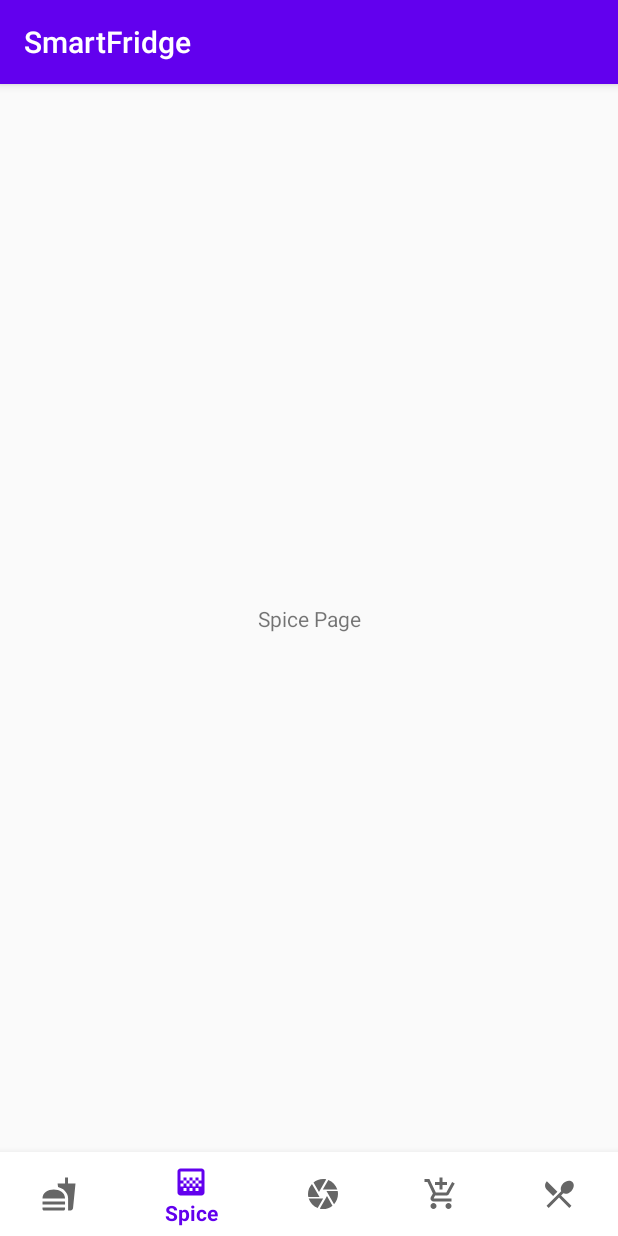
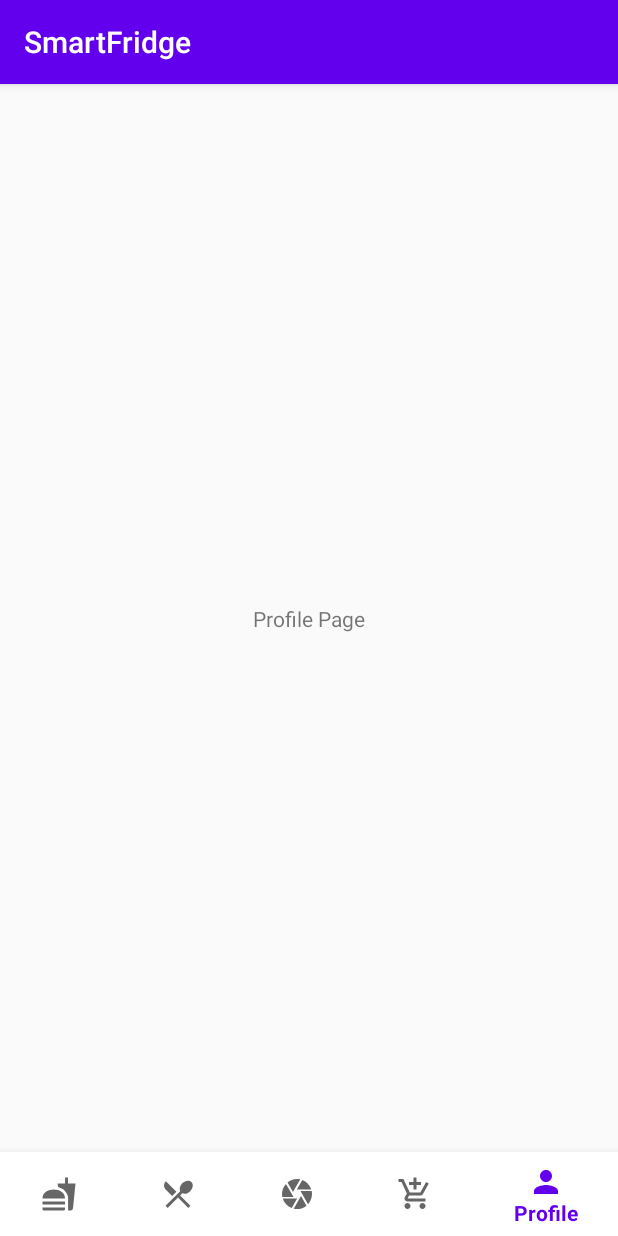
Before and after one commit to nvthblake/SmartFridge, an Android app: the ProfileFragment screen opened through its navigation route, on a phone screen of 412 x 824 dp. Run offline under Robolectric (Android 15) with nearby library versions, the phone set to English and light mode, and no system bars; our stand-ins replace navigation-ui.

Commit message:
Change Spice page to Profile page, then reorder pages

```diff
--- a/SmartFridge/app/src/main/java/com/example/smartfridge/SpiceFragment.java
+++ b/SmartFridge/app/src/main/java/com/example/smartfridge/ProfileFragment.java
@@ -10,10 +10,10 @@ import android.view.ViewGroup;
 
 /**
  * A simple {@link Fragment} subclass.
- * Use the {@link SpiceFragment#newInstance} factory method to
+ * Use the {@link ProfileFragment#newInstance} factory method to
  * create an instance of this fragment.
  */
-public class SpiceFragment extends Fragment {
+public class ProfileFragment extends Fragment {
 
     // TODO: Rename parameter arguments, choose names that match
     // the fragment initialization parameters, e.g. ARG_ITEM_NUMBER
@@ -24,7 +24,7 @@ public class SpiceFragment extends Fragment {
     private String mParam1;
     private String mParam2;
 
-    public SpiceFragment() {
+    public ProfileFragment() {
         // Required empty public constructor
     }
 
@@ -37,8 +37,8 @@ public class SpiceFragment extends Fragment {
      * @return A new instance of fragment SpiceFragment.
      */
     // TODO: Rename and change types and number of parameters
-    public static SpiceFragment newInstance(String param1, String param2) {
-        SpiceFragment fragment = new SpiceFragment();
+    public static ProfileFragment newInstance(String param1, String param2) {
+        ProfileFragment fragment = new ProfileFragment();
         Bundle args = new Bundle();
         args.putString(ARG_PARAM1, param1);
         args.putString(ARG_PARAM2, param2);
@@ -59,6 +59,6 @@ public class SpiceFragment extends Fragment {
     public View onCreateView(LayoutInflater inflater, ViewGroup container,
                              Bundle savedInstanceState) {
         // Inflate the layout for this fragment
-        return inflater.inflate(R.layout.fragment_spice, container, false);
+        return inflater.inflate(R.layout.fragment_profile, container, false);
     }
 }
--- /dev/null
+++ b/SmartFridge/app/src/main/res/drawable/ic_baseline_person_24.xml
@@ -0,0 +1,10 @@
+<vector xmlns:android="http://schemas.android.com/apk/res/android"
+    android:width="24dp"
+    android:height="24dp"
+    android:viewportWidth="24"
+    android:viewportHeight="24"
+    android:tint="?attr/colorControlNormal">
+  <path
+      android:fillColor="@android:color/white"
+      android:pathData="M12,12c2.21,0 4,-1.79 4,-4s-1.79,-4 -4,-4 -4,1.79 -4,4 1.79,4 4,4zM12,14c-2.67,0 -8,1.34 -8,4v2h16v-2c0,-2.66 -5.33,-4 -8,-4z"/>
+</vector>
--- a/SmartFridge/app/src/main/res/layout/fragment_spice.xml
+++ b/SmartFridge/app/src/main/res/layout/fragment_profile.xml
@@ -4,7 +4,7 @@
     xmlns:tools="http://schemas.android.com/tools"
     android:layout_width="match_parent"
     android:layout_height="match_parent"
-    tools:context=".SpiceFragment">
+    tools:context=".ProfileFragment">
 
     <androidx.constraintlayout.widget.ConstraintLayout
         android:layout_width="match_parent"
@@ -14,7 +14,7 @@
             android:id="@+id/textView"
             android:layout_width="wrap_content"
             android:layout_height="wrap_content"
-            android:text="Spice Page"
+            android:text="Profile Page"
             app:layout_constraintBottom_toBottomOf="parent"
             app:layout_constraintEnd_toEndOf="parent"
             app:layout_constraintStart_toStartOf="parent"
--- a/SmartFridge/app/src/main/res/menu/bottom_menu.xml
+++ b/SmartFridge/app/src/main/res/menu/bottom_menu.xml
@@ -6,9 +6,9 @@
         android:title="Ingredient"
         android:icon="@drawable/ic_baseline_fastfood_24"/>
     <item
-        android:id="@+id/spiceFragment"
-        android:title="Spice"
-        android:icon="@drawable/ic_baseline_gradient_24"/>
+        android:id="@+id/recipeFragment"
+        android:title="Recipe"
+        android:icon="@drawable/ic_baseline_restaurant_menu_24"/>
     <item
         android:id="@+id/scanFragment"
         android:title="Scan"
@@ -18,7 +18,7 @@
         android:title="Shopping"
         android:icon="@drawable/ic_baseline_add_shopping_cart_24"/>
     <item
-        android:id="@+id/recipeFragment"
-        android:title="Recipe"
-        android:icon="@drawable/ic_baseline_restaurant_menu_24"/>
+        android:id="@+id/profileFragment"
+        android:title="Profile"
+        android:icon="@drawable/ic_baseline_person_24"/>
 </menu>
--- a/SmartFridge/app/src/main/res/navigation/main_nav.xml
+++ b/SmartFridge/app/src/main/res/navigation/main_nav.xml
@@ -10,10 +10,10 @@
         android:label="fragment_ingredient"
         tools:layout="@layout/fragment_ingredient" />
     <fragment
-        android:id="@+id/spiceFragment"
-        android:name="com.example.smartfridge.SpiceFragment"
-        android:label="fragment_spice"
-        tools:layout="@layout/fragment_spice" />
+        android:id="@+id/profileFragment"
+        android:name="com.example.smartfridge.ProfileFragment"
+        android:label="fragment_profile"
+        tools:layout="@layout/fragment_profile" />
     <fragment
         android:id="@+id/scanFragment"
         android:name="com.example.smartfridge.ScanFragment"
```
